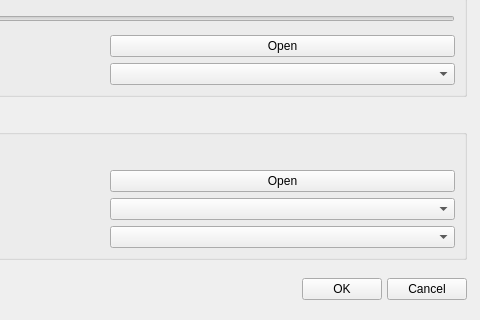
Before: the Qt Designer form src/forms/preferencesdialog.ui in wangwenx190/dynamic-desktop, drawn with Qt 5; both pictures show x 266 to 746 and y 535 to 855 of the 746 by 855 pixel window.
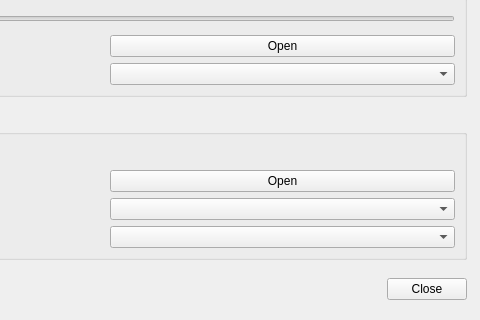
After: the same form once the commit is applied. Icons and pictures are not drawn. Custom widgets are drawn as their Qt base class.

The edit to the form file:
```diff
--- a/src/forms/preferencesdialog.ui
+++ b/src/forms/preferencesdialog.ui
@@ -738,17 +738,10 @@
        </property>
       </spacer>
      </item>
-     <item>
-      <widget class="QPushButton" name="pushButton_ok">
-       <property name="text">
-        <string>OK</string>
-       </property>
-      </widget>
-     </item>
      <item>
       <widget class="QPushButton" name="pushButton_cancel">
        <property name="text">
-        <string>Cancel</string>
+        <string>Close</string>
        </property>
       </widget>
      </item>
```
